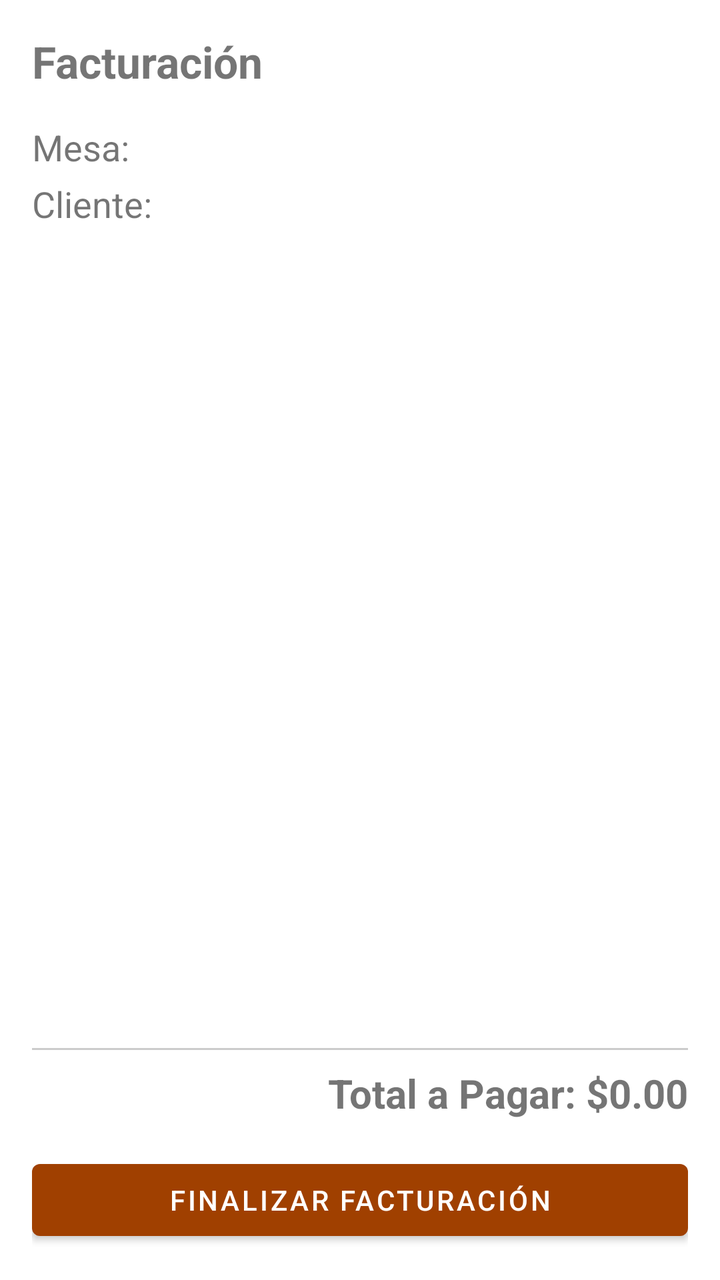
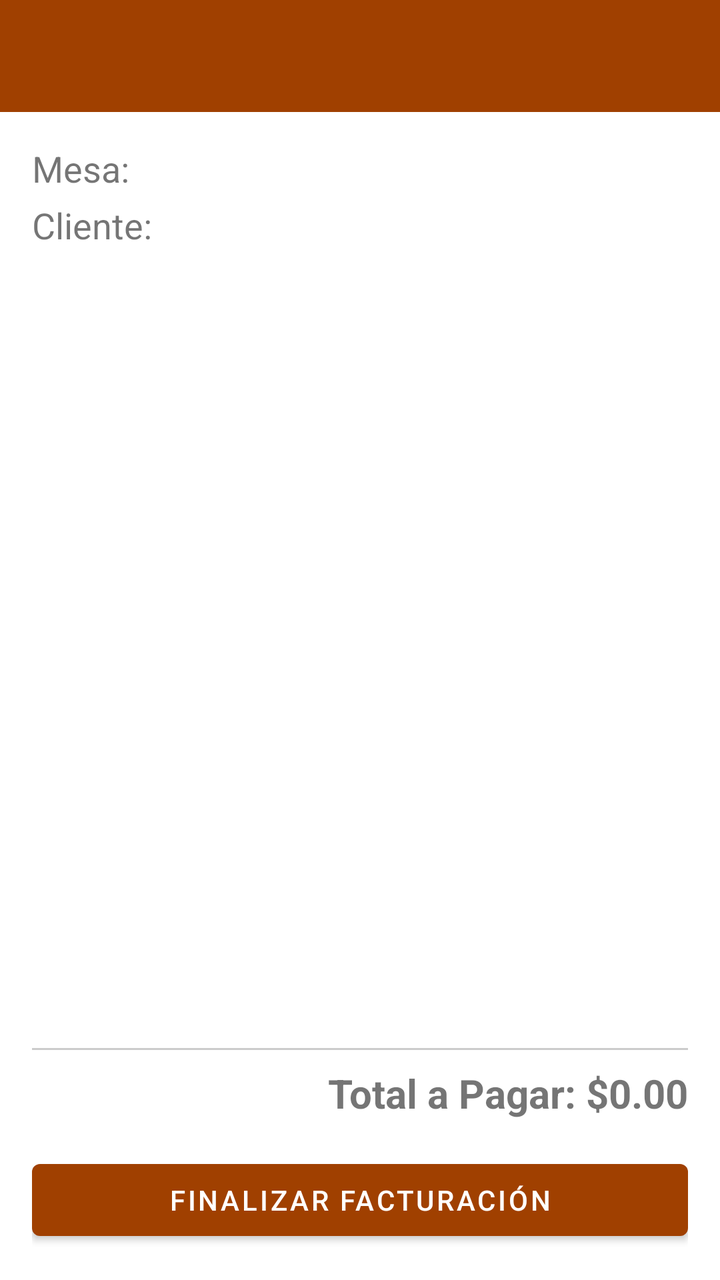

Two renders of the same Android screen: before a commit and after it. Below are the layout's source before the change and the commit's diff.
<!-- AndroidManifest.xml: application theme Theme.Sistema_Restaurante -->
<!-- res/layout/activity_billing.xml -->
<?xml version="1.0" encoding="utf-8"?>
<LinearLayout xmlns:android="http://schemas.android.com/apk/res/android"
    android:layout_width="match_parent"
    android:layout_height="match_parent"
    android:orientation="vertical"
    android:padding="16dp">

    <TextView
        android:layout_width="wrap_content"
        android:layout_height="wrap_content"
        android:text="Facturación"
        android:textSize="22sp"
        android:textStyle="bold"
        android:layout_marginBottom="16dp"/>

    <TextView
        android:id="@+id/tvBillingMesa"
        android:layout_width="wrap_content"
        android:layout_height="wrap_content"
        android:text="Mesa: "
        android:textSize="18sp"
        android:layout_marginBottom="4dp"/>

    <TextView
        android:id="@+id/tvBillingCliente"
        android:layout_width="wrap_content"
        android:layout_height="wrap_content"
        android:text="Cliente: "
        android:textSize="18sp"
        android:layout_marginBottom="16dp"/>

    <androidx.recyclerview.widget.RecyclerView
        android:id="@+id/rvBillingItems"
        android:layout_width="match_parent"
        android:layout_height="0dp"
        android:layout_weight="1" />

    <View
        android:layout_width="match_parent"
        android:layout_height="1dp"
        android:background="#CCCCCC"
        android:layout_marginTop="8dp"
        android:layout_marginBottom="8dp"/>

    <TextView
        android:id="@+id/tvBillingTotal"
        android:layout_width="wrap_content"
        android:layout_height="wrap_content"
        android:text="Total a Pagar: $0.00"
        android:textSize="20sp"
        android:textStyle="bold"
        android:layout_gravity="end"
        android:layout_marginBottom="16dp"/>

    <Button
        android:id="@+id/btnCompleteBilling"
        android:layout_width="match_parent"
        android:layout_height="wrap_content"
        android:text="Finalizar Facturación" />

</LinearLayout>
<!-- resources referenced by this layout -->
<resources>
  <style name="Theme.Sistema_Restaurante" parent="Theme.MaterialComponents.Light.NoActionBar">
          
          <item name="colorPrimary">#A04000</item>
          <item name="colorPrimaryVariant">#7E3200</item>
          <item name="colorOnPrimary">@color/white</item>
          
          <item name="colorSecondary">#FDF8F5</item>
          <item name="colorSecondaryVariant">#F5EBE0</item>
          <item name="colorOnSecondary">@color/black</item>
          
          <item name="android:statusBarColor">#FDF8F5</item>
          <item name="android:windowLightStatusBar">true</item>
          
      </style>
  <color name="white">#FFFFFFFF</color>
  <color name="black">#FF000000</color>
</resources>

<!-- the commit's change to res/layout/activity_billing.xml (unified diff, before → after) -->
@@ -1,61 +1,68 @@
 <?xml version="1.0" encoding="utf-8"?>
 <LinearLayout xmlns:android="http://schemas.android.com/apk/res/android"
+    xmlns:app="http://schemas.android.com/apk/res-auto"
     android:layout_width="match_parent"
     android:layout_height="match_parent"
     android:orientation="vertical"
-    android:padding="16dp">
+    android:fitsSystemWindows="true">
 
-    <TextView
-        android:layout_width="wrap_content"
-        android:layout_height="wrap_content"
-        android:text="Facturación"
-        android:textSize="22sp"
-        android:textStyle="bold"
-        android:layout_marginBottom="16dp"/>
+    <androidx.appcompat.widget.Toolbar
+        android:id="@+id/toolbar"
+        android:layout_width="match_parent"
+        android:layout_height="?attr/actionBarSize"
+        android:background="?attr/colorPrimary"
+        app:titleTextColor="@android:color/white" />
 
-    <TextView
-        android:id="@+id/tvBillingMesa"
-        android:layout_width="wrap_content"
-        android:layout_height="wrap_content"
-        android:text="Mesa: "
-        android:textSize="18sp"
-        android:layout_marginBottom="4dp"/>
+    <LinearLayout
+        android:layout_width="match_parent"
+        android:layout_height="match_parent"
+        android:orientation="vertical"
+        android:padding="16dp">
 
-    <TextView
-        android:id="@+id/tvBillingCliente"
-        android:layout_width="wrap_content"
-        android:layout_height="wrap_content"
-        android:text="Cliente: "
-        android:textSize="18sp"
-        android:layout_marginBottom="16dp"/>
+        <TextView
+            android:id="@+id/tvBillingMesa"
+            android:layout_width="wrap_content"
+            android:layout_height="wrap_content"
+            android:text="Mesa: "
+            android:textSize="18sp"
+            android:layout_marginBottom="4dp"/>
 
-    <androidx.recyclerview.widget.RecyclerView
-        android:id="@+id/rvBillingItems"
-        android:layout_width="match_parent"
-        android:layout_height="0dp"
-        android:layout_weight="1" />
+        <TextView
+            android:id="@+id/tvBillingCliente"
+            android:layout_width="wrap_content"
+            android:layout_height="wrap_content"
+            android:text="Cliente: "
+            android:textSize="18sp"
+            android:layout_marginBottom="16dp"/>
 
-    <View
-        android:layout_width="match_parent"
-        android:layout_height="1dp"
-        android:background="#CCCCCC"
-        android:layout_marginTop="8dp"
-        android:layout_marginBottom="8dp"/>
+        <androidx.recyclerview.widget.RecyclerView
+            android:id="@+id/rvBillingItems"
+            android:layout_width="match_parent"
+            android:layout_height="0dp"
+            android:layout_weight="1" />
 
-    <TextView
-        android:id="@+id/tvBillingTotal"
-        android:layout_width="wrap_content"
-        android:layout_height="wrap_content"
-        android:text="Total a Pagar: $0.00"
-        android:textSize="20sp"
-        android:textStyle="bold"
-        android:layout_gravity="end"
-        android:layout_marginBottom="16dp"/>
+        <View
+            android:layout_width="match_parent"
+            android:layout_height="1dp"
+            android:background="#CCCCCC"
+            android:layout_marginTop="8dp"
+            android:layout_marginBottom="8dp"/>
 
-    <Button
-        android:id="@+id/btnCompleteBilling"
-        android:layout_width="match_parent"
-        android:layout_height="wrap_content"
-        android:text="Finalizar Facturación" />
+        <TextView
+            android:id="@+id/tvBillingTotal"
+            android:layout_width="wrap_content"
+            android:layout_height="wrap_content"
+            android:text="Total a Pagar: $0.00"
+            android:textSize="20sp"
+            android:textStyle="bold"
+            android:layout_gravity="end"
+            android:layout_marginBottom="16dp"/>
+
+        <Button
+            android:id="@+id/btnCompleteBilling"
+            android:layout_width="match_parent"
+            android:layout_height="wrap_content"
+            android:text="Finalizar Facturación" />
+    </LinearLayout>
 
 </LinearLayout>
